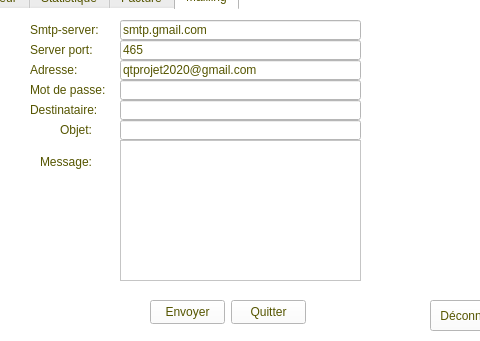
Above: mainwindow.ui from salimrabbaoui/Smart_garage_2A24 before the change; both pictures show x 150 to 630 and y 135 to 476 of the 1293 by 680 pixel window. Below: the same form after it.
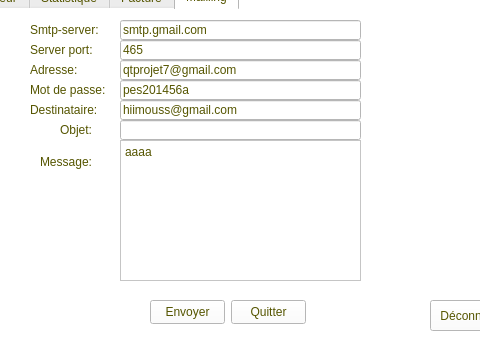
That is the form after the change. The open tabs and pages were chosen to show the change. Icons and pictures are not drawn. Custom widgets are drawn as their Qt base class.

Diff of the .ui file:
```diff
--- a/mainwindow.ui
+++ b/mainwindow.ui
@@ -1198,6 +1198,9 @@
              <height>20</height>
             </rect>
            </property>
+           <property name="text">
+            <string>pes201456a</string>
+           </property>
           </widget>
           <widget class="QLineEdit" name="rcpt">
            <property name="geometry">
@@ -1208,6 +1211,9 @@
              <height>20</height>
             </rect>
            </property>
+           <property name="text">
+            <string>hiimouss@gmail.com</string>
+           </property>
           </widget>
           <widget class="QPushButton" name="exitBtn">
            <property name="geometry">
@@ -1260,7 +1266,7 @@
             </rect>
            </property>
            <property name="text">
-            <string>qtprojet2020@gmail.com</string>
+            <string>qtprojet7@gmail.com</string>
            </property>
           </widget>
           <widget class="QLineEdit" name="subject">
@@ -1415,6 +1421,11 @@
              <height>141</height>
             </rect>
            </property>
+           <property name="plainText">
+            <string>aaaa
+
+</string>
+           </property>
           </widget>
          </widget>
         </widget>
```
Left out of the diff: 2 changed lines with no effect on the pictures.
